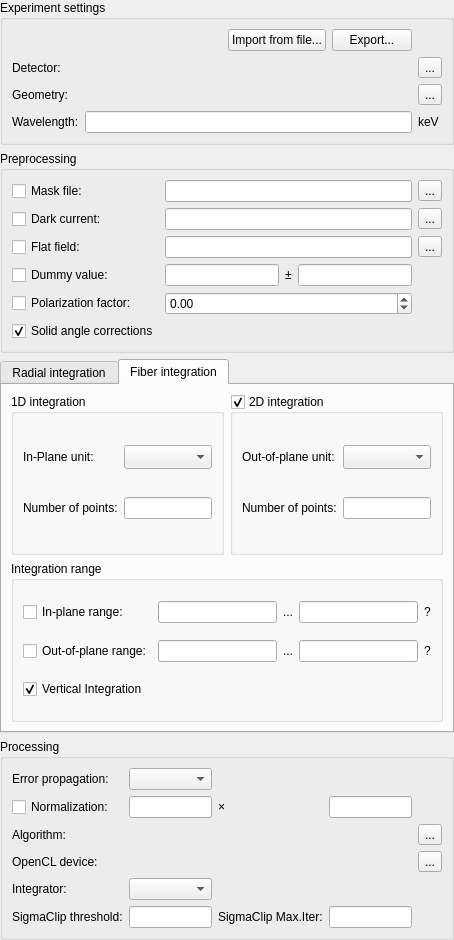
silx-kit/pyFAI, file src/pyFAI/resources/gui/worker-configurator.ui: the form before one commit.
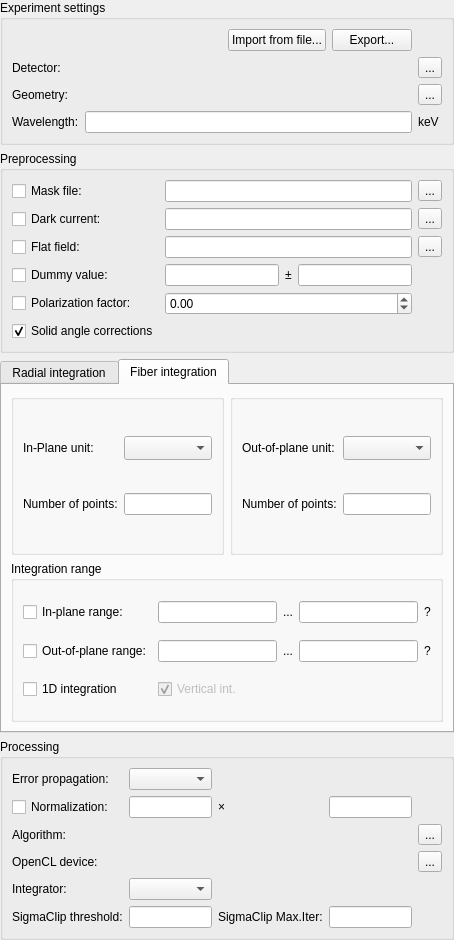
The form after the commit. The open tabs and pages were chosen to show the change. Custom widgets are drawn as their Qt base class.

Commit message: integrate_1d bool for fiber

```diff
--- a/src/pyFAI/resources/gui/worker-configurator.ui
+++ b/src/pyFAI/resources/gui/worker-configurator.ui
@@ -520,9 +520,6 @@
            <layout class="QHBoxLayout" name="fiber_hbox_1">
             <item>
              <widget class="QGroupBox" name="do_1D_fiber">
-              <property name="title">
-               <string>1D integration</string>
-              </property>
               <layout class="QGridLayout" name="gridLayout_fib_8">
                <item row="2" column="0">
                 <widget class="QLabel" name="label_21_fib">
@@ -553,15 +550,6 @@
             </item>
             <item>
              <widget class="QGroupBox" name="do_2D_fiber">
-              <property name="title">
-               <string>2D integration</string>
-              </property>
-              <property name="checkable">
-               <bool>true</bool>
-              </property>
-              <property name="checked">
-               <bool>true</bool>
-              </property>
               <layout class="QGridLayout" name="gridLayout_7_fib">
                <item row="1" column="0">
                 <widget class="QLabel" name="label_20_fib">
@@ -680,9 +668,25 @@
                 </widget>
                </item>
                <item row="4" column="0">
+                <widget class="QCheckBox" name="do_1d_integration">
+                 <property name="text">
+                  <string>1D integration</string>
+                 </property>
+                 <property name="checked">
+                  <bool>false</bool>
+                 </property>
+                </widget>
+               </item>
+               <item row="4" column="1">
                 <widget class="QCheckBox" name="vertical_integration">
+                 <property name="enabled">
+                  <bool>false</bool>
+                 </property>
                  <property name="text">
-                  <string>Vertical Integration</string>
+                  <string>Vertical int.</string>
+                 </property>
+                 <property name="checkable">
+                  <bool>true</bool>
                  </property>
                  <property name="checked">
                   <bool>true</bool>
```
Left out of the diff: 84 changed lines with no effect on the pictures. The commit also changes 3 other files.
